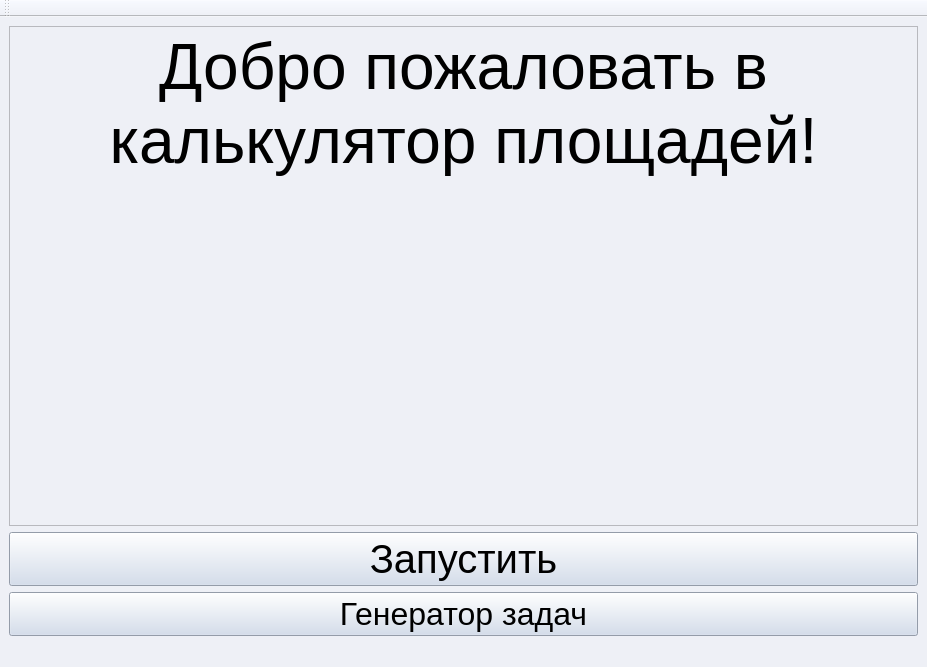
The window that main.ui (kuushma/calculat) describes before a commit, drawn with Qt 5.
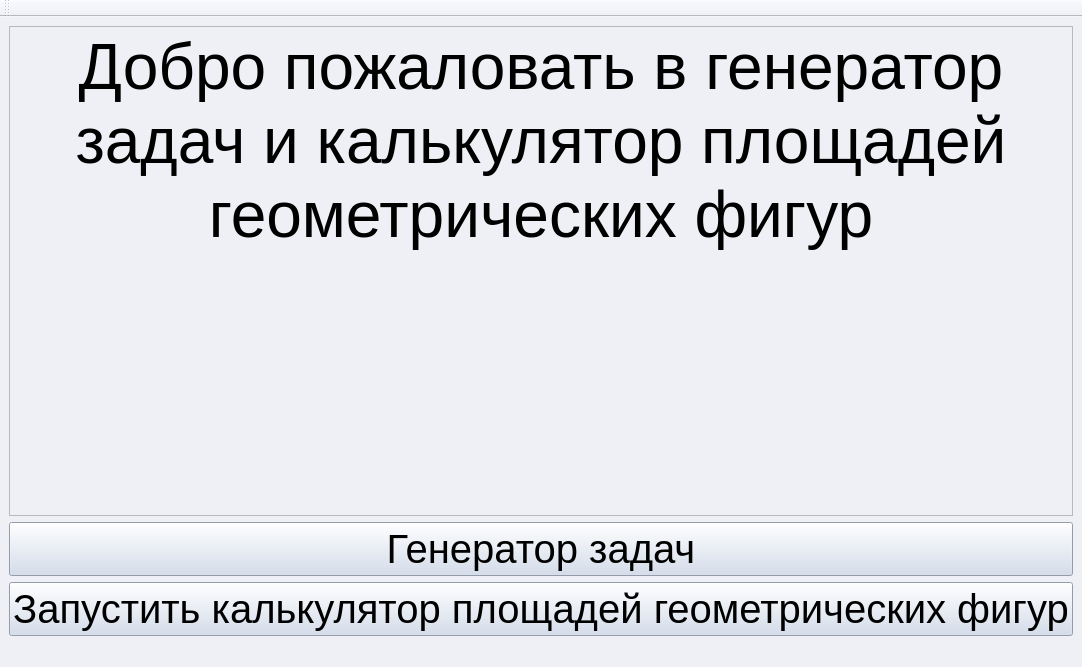
The same window after the commit.

The edit to the form file:
```diff
--- a/main.ui
+++ b/main.ui
@@ -24,33 +24,18 @@
        <string>&lt;!DOCTYPE HTML PUBLIC &quot;-//W3C//DTD HTML 4.0//EN&quot; &quot;http://www.w3.org/TR/REC-html40/strict.dtd&quot;&gt;
 &lt;html&gt;&lt;head&gt;&lt;meta name=&quot;qrichtext&quot; content=&quot;1&quot; /&gt;&lt;style type=&quot;text/css&quot;&gt;
 p, li { white-space: pre-wrap; }
-&lt;/style&gt;&lt;/head&gt;&lt;body style=&quot; font-family:'MS Shell Dlg 2'; font-size:7.8pt; font-weight:400; font-style:normal;&quot;&gt;
-&lt;p align=&quot;center&quot; style=&quot; margin-top:0px; margin-bottom:0px; margin-left:0px; margin-right:0px; -qt-block-indent:0; text-indent:0px;&quot;&gt;&lt;span style=&quot; font-size:48pt;&quot;&gt;Добро пожаловать в калькулятор площадей!&lt;/span&gt;&lt;/p&gt;&lt;/body&gt;&lt;/html&gt;</string>
+&lt;/style&gt;&lt;/head&gt;&lt;body style=&quot; font-family:'.AppleSystemUIFont'; font-size:13pt; font-weight:400; font-style:normal;&quot;&gt;
+&lt;p align=&quot;center&quot; style=&quot; margin-top:0px; margin-bottom:0px; margin-left:0px; margin-right:0px; -qt-block-indent:0; text-indent:0px;&quot;&gt;&lt;span style=&quot; font-family:'MS Shell Dlg 2'; font-size:48pt;&quot;&gt;Добро пожаловать в генератор задач и калькулятор площадей геометрических фигур&lt;/span&gt;&lt;/p&gt;&lt;/body&gt;&lt;/html&gt;</string>
       </property>
      </widget>
     </item>
     <item row="1" column="0">
      <layout class="QVBoxLayout" name="verticalLayout">
-      <item>
-       <widget class="QPushButton" name="Start">
-        <property name="font">
-         <font>
-          <pointsize>30</pointsize>
-         </font>
-        </property>
-        <property name="styleSheet">
-         <string notr="true">background-color: rgb(207, 218, 236)</string>
-        </property>
-        <property name="text">
-         <string>Запустить</string>
-        </property>
-       </widget>
-      </item>
       <item>
        <widget class="QPushButton" name="TaSkS">
         <property name="font">
          <font>
-          <pointsize>24</pointsize>
+          <pointsize>30</pointsize>
          </font>
         </property>
         <property name="styleSheet">
@@ -61,6 +46,21 @@
         </property>
        </widget>
       </item>
+      <item>
+       <widget class="QPushButton" name="Start">
+        <property name="font">
+         <font>
+          <pointsize>30</pointsize>
+         </font>
+        </property>
+        <property name="styleSheet">
+         <string notr="true">background-color: rgb(207, 218, 236)</string>
+        </property>
+        <property name="text">
+         <string>Запустить калькулятор площадей геометрических фигур</string>
+        </property>
+       </widget>
+      </item>
      </layout>
     </item>
    </layout>
```
Left out of the diff: 2 changed lines with no effect on the pictures.
